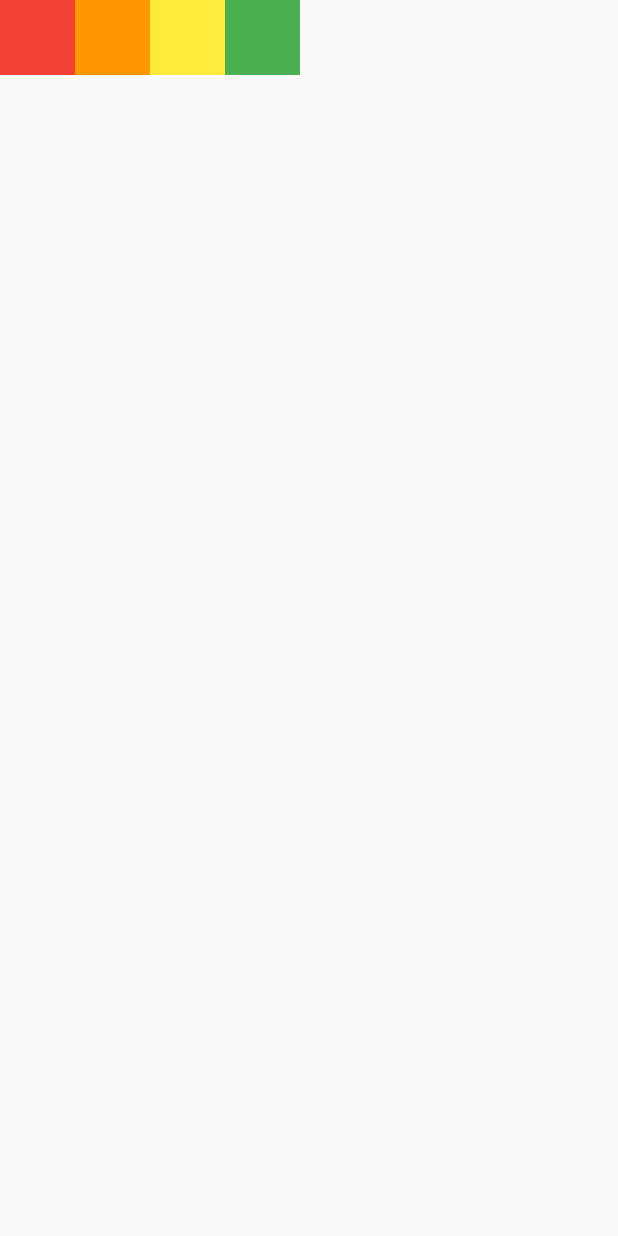
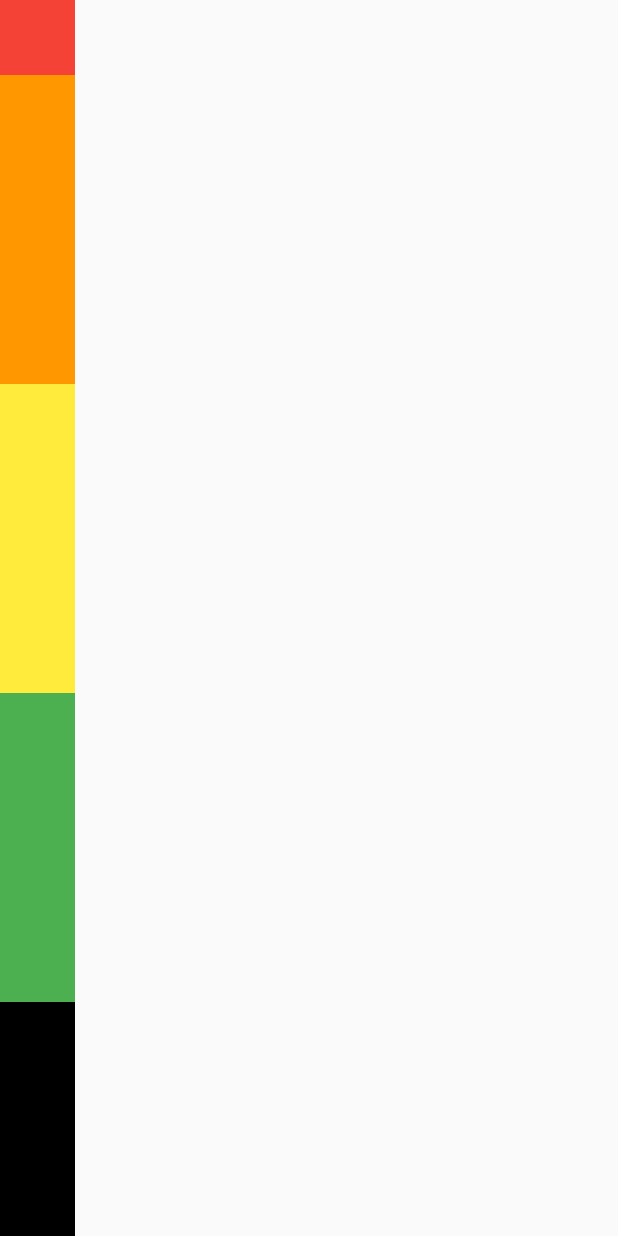
Before and after one commit to Bullets-jyr/row_and_column, a Flutter app: the screen it shows after launch, on a phone screen of 412 x 824 dp. Run offline on Flutter 3.47's test engine with Material 2 defaults, Android fonts, the phone set to English and light mode, and no system bars.

Commit message:
Expanded 위젯과 Flexible 위젯

```diff
--- a/lib/main.dart
+++ b/lib/main.dart
@@ -1,11 +1,13 @@
 import 'package:flutter/material.dart';
+import 'package:row_and_column/screen/expanded_flexible.dart';
 // lib위치 기준으로 import
 import 'package:row_and_column/screen/home_screen.dart';
 
 void main() {
   runApp(
     MaterialApp(
-      home: HomeScreen(),
+      // home: HomeScreen(),
+      home: ExpandedFlexible(),
     ),
   );
 }
--- /dev/null
+++ b/lib/screen/expanded_flexible.dart
@@ -0,0 +1,62 @@
+import 'package:flutter/material.dart';
+
+class ExpandedFlexible extends StatelessWidget {
+  const ExpandedFlexible({Key? key}) : super(key: key);
+
+  @override
+  Widget build(BuildContext context) {
+    return Scaffold(
+      // Container 위젯의 형태는 원하는대로 지정을 할 수 있지만,
+      // 일반적으로 child 위젯의 형태를 따라갑니다.
+      body: SafeArea(
+        bottom: false,
+        child: Container(
+          color: Colors.black,
+          child: Column(
+            mainAxisAlignment: MainAxisAlignment.start,
+            crossAxisAlignment: CrossAxisAlignment.start,
+            mainAxisSize: MainAxisSize.max,
+            children: [
+              // Expanded / Flexible
+              // * Column, Row 위젯의 children에만 사용할 수 있습니다. (만약에 다른 곳에서 사용하게 되면 에러가 발생합니다.)
+              // Expanded: 최대한으로 남아있는 사이즈를 모두 차지합니다. Expanded를 적용한 children 위젯이 2개 이상이면 남아있는 공간을 나눠서 차지합니다.
+              // Expanded의 파라미터 flex: Default 값은 1, 남아있는 공간을 나누는 비율
+              // Flexible: 하위 위젯에서 지정한 비율만큼의 자리를 차지하고, 나머지 공간은 버림,
+              // 버린 공간은 다른 children 위제에서 Expanded를 사용하더라도 차지할 수 없습니다.
+              Flexible(
+                // flex: 2,
+                child: Container(
+                  color: Colors.red,
+                  width: 50.0,
+                  height: 50.0,
+                ),
+              ),
+              Expanded(
+                // flex: 3,
+                child: Container(
+                  color: Colors.orange,
+                  width: 50.0,
+                  height: 50.0,
+                ),
+              ),
+              Expanded(
+                child: Container(
+                  color: Colors.yellow,
+                  width: 50.0,
+                  height: 50.0,
+                ),
+              ),
+              Expanded(
+                child: Container(
+                  color: Colors.green,
+                  width: 50.0,
+                  height: 50.0,
+                ),
+              ),
+            ],
+          ),
+        ),
+      ),
+    );
+  }
+}
```
